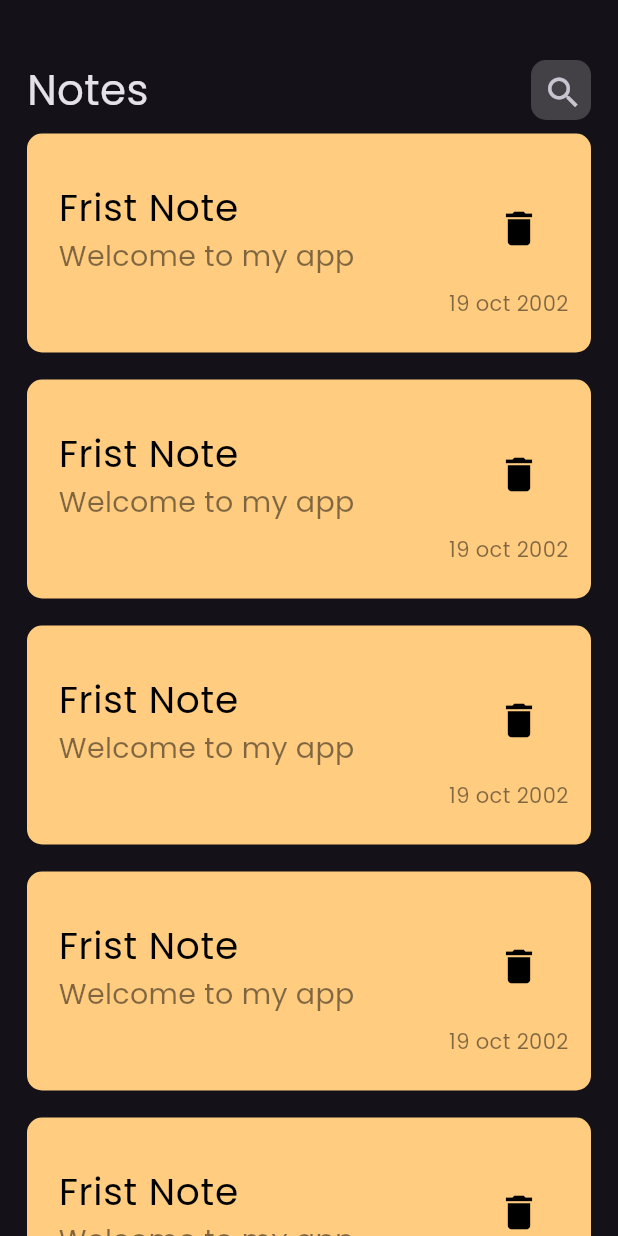
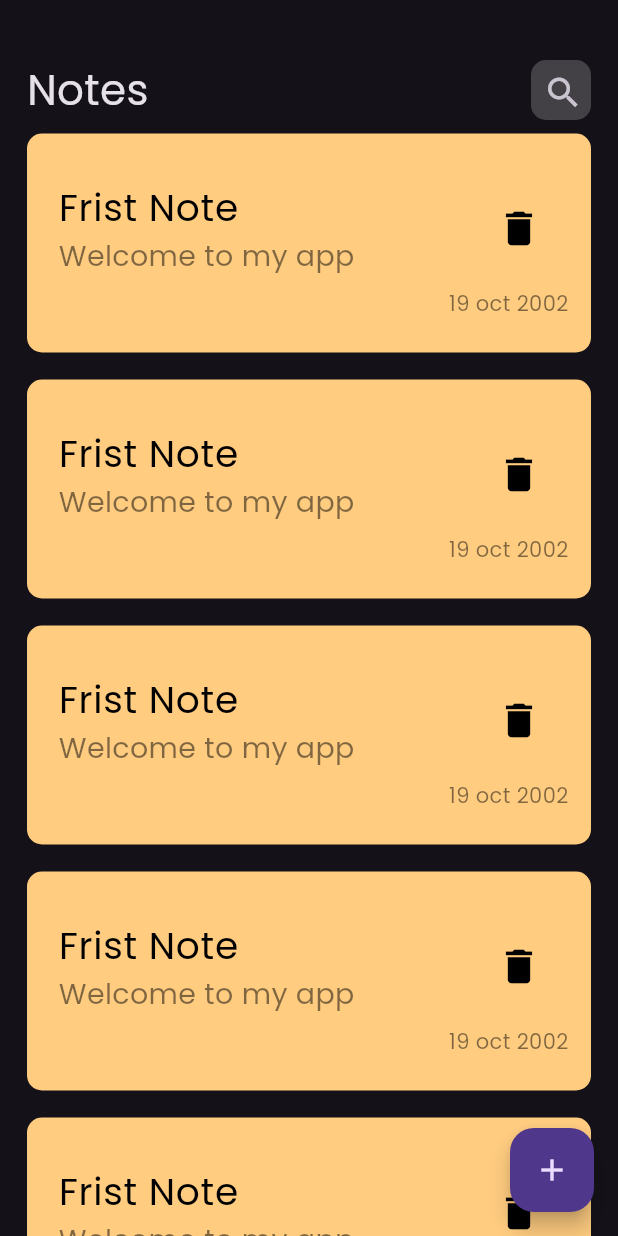
Before and after one commit to MahmoudElkhadem/notes_app, a Flutter app: the screen it shows after launch, on a phone screen of 412 x 824 dp. Run offline on Flutter 3.47's test engine with Material 3 defaults, Android fonts, the phone set to English and light mode, and no system bars.

Commit message:
add floating action button

```diff
--- a/lib/views/notes_view.dart
+++ b/lib/views/notes_view.dart
@@ -6,8 +6,9 @@ class NotesView extends StatelessWidget {
 
   @override
   Widget build(BuildContext context) {
-    return const Scaffold(
-        body: NotesViewBody() ,
+    return  Scaffold(
+      floatingActionButton: FloatingActionButton(onPressed: (){}, child:const Icon(Icons.add)),
+        body: const NotesViewBody() ,
       );
   }
 }
```
